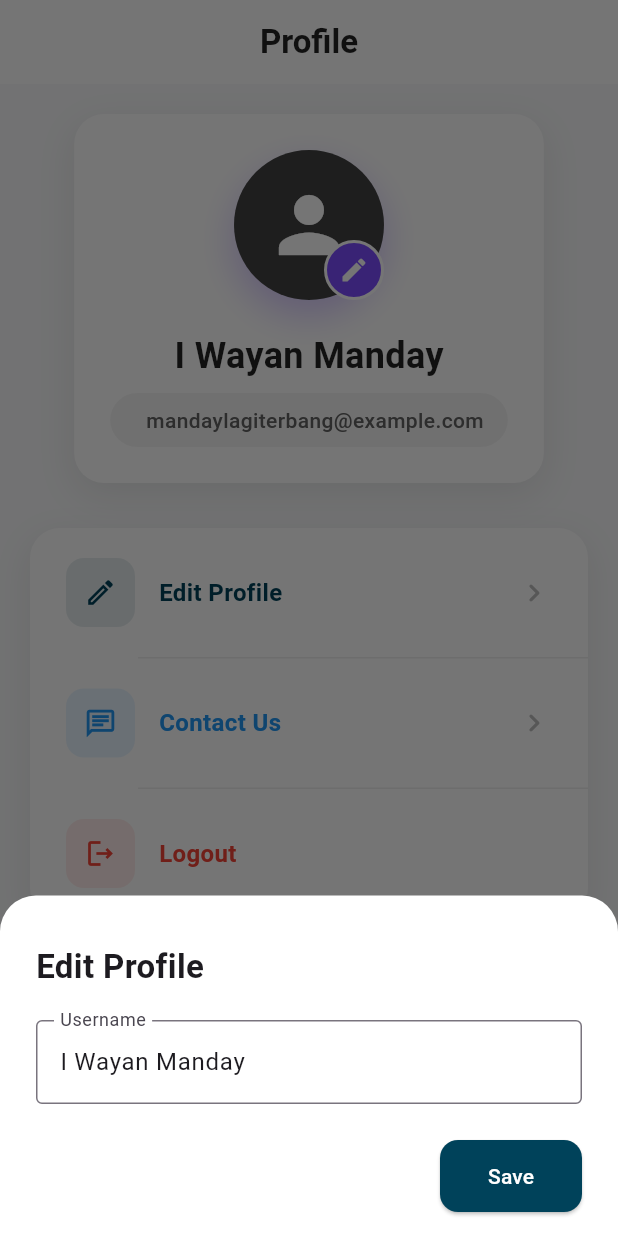
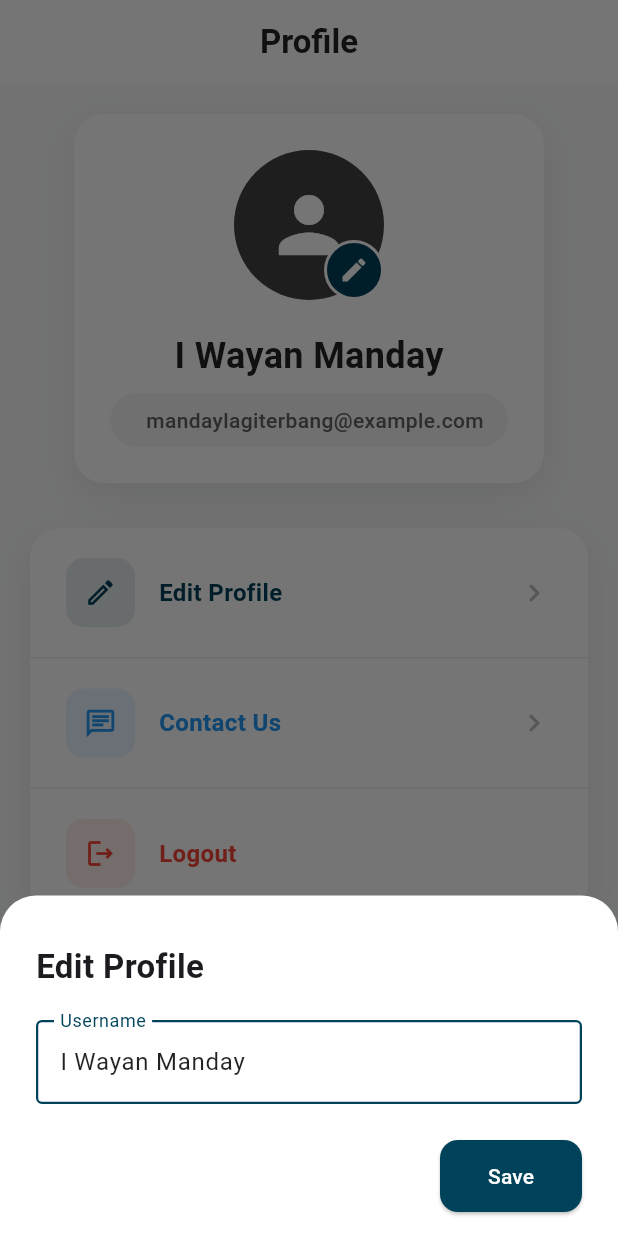
Before and after one commit to Wahabi86/Project_MultiPlatform, a Flutter app: the ProfilePage screen opened directly, after a tap on "Edit Profile", on a phone screen of 412 x 824 dp. Run offline on Flutter 3.47's test engine with Material 3 defaults, Android fonts, the phone set to English and light mode, and no system bars; our stand-ins replace carousel_slider, curved_navigation_bar, flutter_svg, image_picker.

Commit message:
update profile page styling

```diff
--- a/lib/ui/profile_page.dart
+++ b/lib/ui/profile_page.dart
@@ -1,4 +1,6 @@
+import 'dart:io';
 import 'package:flutter/material.dart';
+import 'package:image_picker/image_picker.dart';
 import 'package:project_uts/login_page/login.dart';
 import '../widgets/forum_chat.dart';
 
@@ -12,6 +14,54 @@ class ProfilePage extends StatefulWidget {
 class _ProfilePageState extends State<ProfilePage> {
   String username = "I Wayan Manday";
   final String email = "mandaylagiterbang@example.com";
+  File? _profileImage;
+
+  final ImagePicker _picker = ImagePicker();
+
+  Future<void> _pickImage(ImageSource source) async {
+    final pickedFile =
+        await _picker.pickImage(source: source, imageQuality: 80);
+    if (pickedFile != null) {
+      setState(() {
+        _profileImage = File(pickedFile.path);
+      });
+    }
+    Navigator.pop(context);
+  }
+
+  void _showImageSourceOptions() {
+    showModalBottomSheet(
+      context: context,
+      shape: const RoundedRectangleBorder(
+        borderRadius: BorderRadius.vertical(top: Radius.circular(24)),
+      ),
+      builder: (_) {
+        return Padding(
+          padding: const EdgeInsets.symmetric(horizontal: 24, vertical: 32),
+          child: Column(
+            mainAxisSize: MainAxisSize.min,
+            children: [
+              const Text(
+                "Pilih Sumber Gambar",
+                style: TextStyle(fontSize: 18, fontWeight: FontWeight.bold),
+              ),
+              const SizedBox(height: 20),
+              ListTile(
+                leading: const Icon(Icons.photo_camera),
+                title: const Text("Kamera"),
+                onTap: () => _pickImage(ImageSource.camera),
+              ),
+              ListTile(
+                leading: const Icon(Icons.photo_library),
+                title: const Text("Galeri"),
+                onTap: () => _pickImage(ImageSource.gallery),
+              ),
+            ],
+          ),
+        );
+      },
+    );
+  }
 
   void _showEditModal() {
     final usernameController = TextEditingController(text: username);
@@ -44,8 +94,20 @@ class _ProfilePageState extends State<ProfilePage> {
                 controller: usernameController,
                 decoration: const InputDecoration(
                   labelText: "Username",
-                  border: OutlineInputBorder(),
+                  labelStyle: TextStyle(color: Color(0xFF00425A)),
+                  focusedBorder: OutlineInputBorder(
+                    borderSide: BorderSide(color: Color(0xFF00425A), width: 2),
                   ),
+                  enabledBorder: OutlineInputBorder(
+                    borderSide:
+                        BorderSide(color: Color(0xFF00425A), width: 1.5),
+                  ),
+                  border: OutlineInputBorder(
+                    borderSide: BorderSide(color: Color(0xFF00425A)),
+                  ),
+                ),
+                cursorColor: Color(0xFF00425A),
+                style: TextStyle(color: Colors.black87),
               ),
               const SizedBox(height: 24),
               Align(
@@ -100,8 +162,6 @@ class _ProfilePageState extends State<ProfilePage> {
         child: Column(
           children: [
             const SizedBox(height: 20),
-
-            // Profile Card
             Container(
               margin: const EdgeInsets.symmetric(horizontal: 20),
               padding: const EdgeInsets.all(24),
@@ -118,38 +178,37 @@ class _ProfilePageState extends State<ProfilePage> {
               ),
               child: Column(
                 children: [
-                  // Profile Picture
                   Stack(
                     alignment: Alignment.bottomRight,
                     children: [
                       Container(
-                        decoration: BoxDecoration(
+                        decoration: const BoxDecoration(
                           shape: BoxShape.circle,
-                          boxShadow: [
-                            BoxShadow(
-                              color: Colors.deepPurpleAccent.withOpacity(0.3),
-                              blurRadius: 20,
-                              offset: const Offset(0, 10),
-                            ),
-                          ],
                         ),
                         child: CircleAvatar(
                           radius: 50,
                           backgroundColor: Colors.grey.shade800,
-                          child: const Icon(
+                          backgroundImage: _profileImage != null
+                              ? FileImage(_profileImage!)
+                              : null,
+                          child: _profileImage == null
+                              ? const Icon(
                                   Icons.person,
                                   size: 60,
                                   color: Colors.white,
-                          ),
+                                )
+                              : null,
                         ),
                       ),
                       Positioned(
                         right: 0,
                         bottom: 0,
+                        child: InkWell(
+                          onTap: _showImageSourceOptions,
                           child: Container(
                             padding: const EdgeInsets.all(8),
                             decoration: BoxDecoration(
-                            color: Colors.deepPurpleAccent,
+                              color: const Color(0xFF00425A),
                               shape: BoxShape.circle,
                               border: Border.all(color: Colors.white, width: 2),
                             ),
@@ -160,12 +219,10 @@ class _ProfilePageState extends State<ProfilePage> {
                             ),
                           ),
                         ),
+                      ),
                     ],
                   ),
-
                   const SizedBox(height: 20),
-
-                  // Username
                   Text(
                     username,
                     style: const TextStyle(
@@ -174,10 +231,7 @@ class _ProfilePageState extends State<ProfilePage> {
                       color: Colors.black87,
                     ),
                   ),
-
                   const SizedBox(height: 8),
-
-                  // Email
                   Container(
                     padding: const EdgeInsets.symmetric(
                       horizontal: 16,
@@ -205,10 +259,7 @@ class _ProfilePageState extends State<ProfilePage> {
                 ],
               ),
             ),
-
             const SizedBox(height: 30),
-
-            // Menu Section
             Container(
               margin: const EdgeInsets.symmetric(horizontal: 20),
               decoration: BoxDecoration(
@@ -260,7 +311,6 @@ class _ProfilePageState extends State<ProfilePage> {
                 ],
               ),
             ),
-
             const SizedBox(height: 40),
           ],
         ),
@@ -289,7 +339,6 @@ class _ProfilePageState extends State<ProfilePage> {
           padding: const EdgeInsets.symmetric(horizontal: 24, vertical: 20),
           child: Row(
             children: [
-              // Icon with background
               Container(
                 padding: const EdgeInsets.all(12),
                 decoration: BoxDecoration(
@@ -302,10 +351,7 @@ class _ProfilePageState extends State<ProfilePage> {
                   size: 22,
                 ),
               ),
-
               const SizedBox(width: 16),
-
-              // Title
               Expanded(
                 child: Text(
                   title,
@@ -316,8 +362,6 @@ class _ProfilePageState extends State<ProfilePage> {
                   ),
                 ),
               ),
-
-              // Arrow
               if (showArrow)
                 Icon(
                   Icons.chevron_right_rounded,
@@ -333,8 +377,8 @@ class _ProfilePageState extends State<ProfilePage> {
 
   Widget _buildDivider() {
     return Container(
-      margin: const EdgeInsets.only(left: 72),
       height: 1,
+      width: double.infinity,
       color: Colors.grey.shade200,
     );
   }
```
Lines whose indentation alone changed are shown as unchanged.
